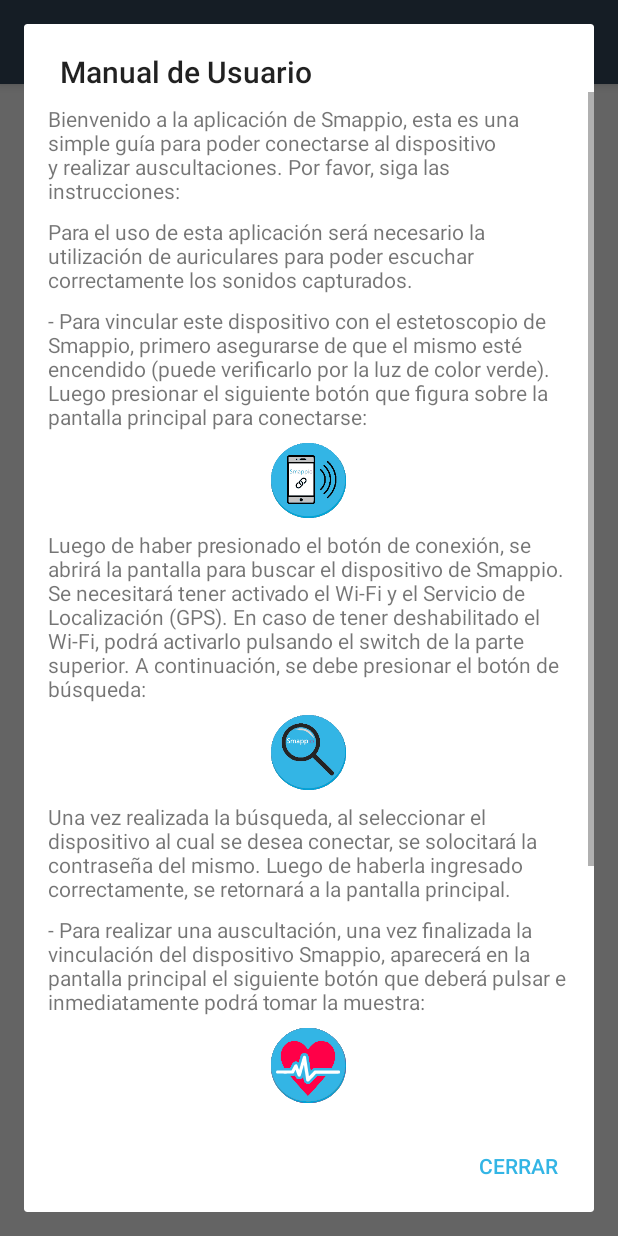
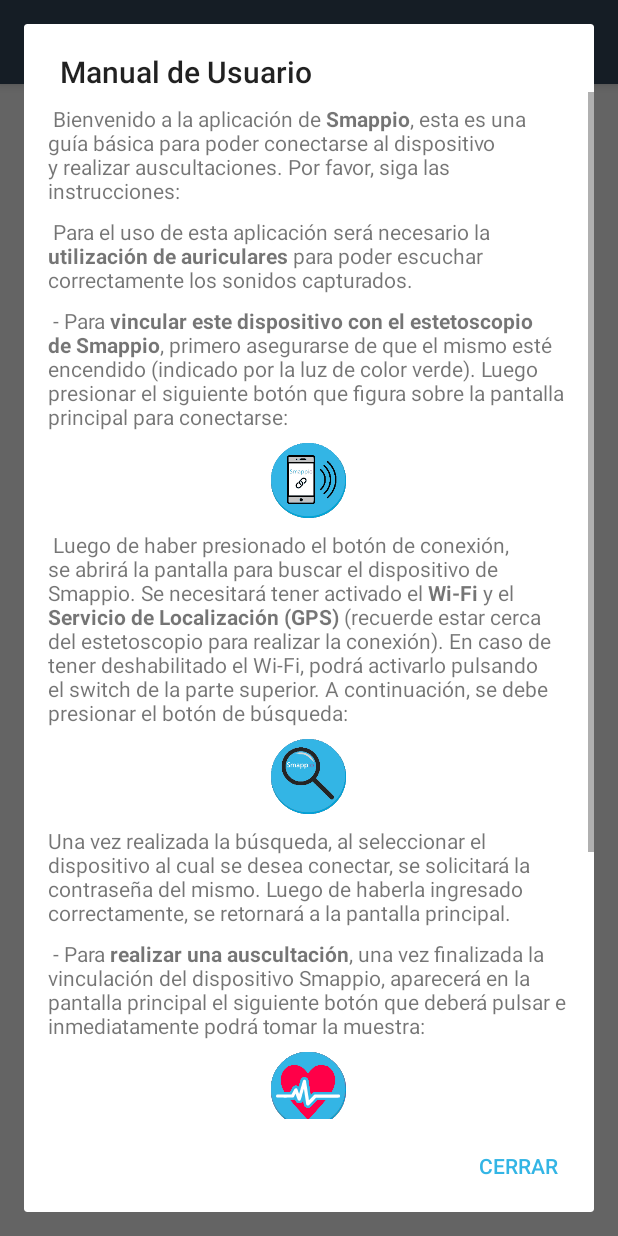
Before and after one commit to maurobilotti/smappio, an Android app: the screen it shows after launch (MainActivity), in the side drawer, after a tap on "Ayuda", on a phone screen of 412 x 824 dp. Run offline under Robolectric (Android 15) with nearby library versions, the phone set to English and light mode, and no system bars.

Commit message:
Mejora del popup de ayuda

```diff
--- a/SW/Smappio/app/src/main/res/values/strings.xml
+++ b/SW/Smappio/app/src/main/res/values/strings.xml
@@ -44,29 +44,29 @@
 
     <!-- Helps -->
     <string name="msg_ayuda_1">
-        Bienvenido a la aplicación de Smappio, esta es una simple guía para poder conectarse al dispositivo y realizar auscultaciones.
+        Bienvenido a la aplicación de <b>Smappio</b>, esta es una guía básica para poder conectarse al dispositivo y realizar auscultaciones.
         Por favor, siga las instrucciones:
     </string>
     <string name="msg_ayuda_2">
-        Para el uso de esta aplicación será necesario la utilización de auriculares para poder escuchar correctamente los sonidos capturados.
+        Para el uso de esta aplicación será necesario la <b>utilización de auriculares</b> para poder escuchar correctamente los sonidos capturados.
     </string>
     <string name="msg_ayuda_3">
-        - Para vincular este dispositivo con el estetoscopio de Smappio, primero asegurarse de que el mismo
-        esté encendido (puede verificarlo por la luz de color verde). Luego presionar el siguiente botón que figura sobre
+        - Para <b>vincular este dispositivo con el estetoscopio de Smappio</b>, primero asegurarse de que el mismo
+        esté encendido (indicado por la luz de color verde). Luego presionar el siguiente botón que figura sobre
         la pantalla principal para conectarse:
     </string>
     <string name="msg_ayuda_4">
         Luego de haber presionado el botón de conexión, se abrirá la pantalla para buscar el dispositivo de Smappio.
-        Se necesitará tener activado el Wi-Fi y el Servicio de Localización (GPS). En caso de tener deshabilitado
-        el Wi-Fi, podrá activarlo pulsando el switch de la parte superior. A continuación, se debe presionar el botón
-        de búsqueda:
+        Se necesitará tener activado el <b>Wi-Fi</b> y el <b>Servicio de Localización (GPS)</b> (recuerde estar cerca del estetoscopio para realizar la conexión).
+        En caso de tener deshabilitado el Wi-Fi, podrá activarlo pulsando el switch de la parte superior.
+        A continuación, se debe presionar el botón de búsqueda:
     </string>
     <string name="msg_ayuda_5">
-        Una vez realizada la búsqueda, al seleccionar el dispositivo al cual se desea conectar, se solocitará la contraseña del mismo. Luego de
+        Una vez realizada la búsqueda, al seleccionar el dispositivo al cual se desea conectar, se solicitará la contraseña del mismo. Luego de
         haberla ingresado correctamente, se retornará a la pantalla principal.
     </string>
     <string name="msg_ayuda_6">
-        - Para realizar una auscultación, una vez finalizada la vinculación del dispositivo Smappio, aparecerá en
+        - Para <b>realizar una auscultación</b>, una vez finalizada la vinculación del dispositivo Smappio, aparecerá en
         la pantalla principal el siguiente botón que deberá pulsar e inmediatamente podrá tomar la muestra:
     </string>
     <string name="msg_ayuda_7">
```
